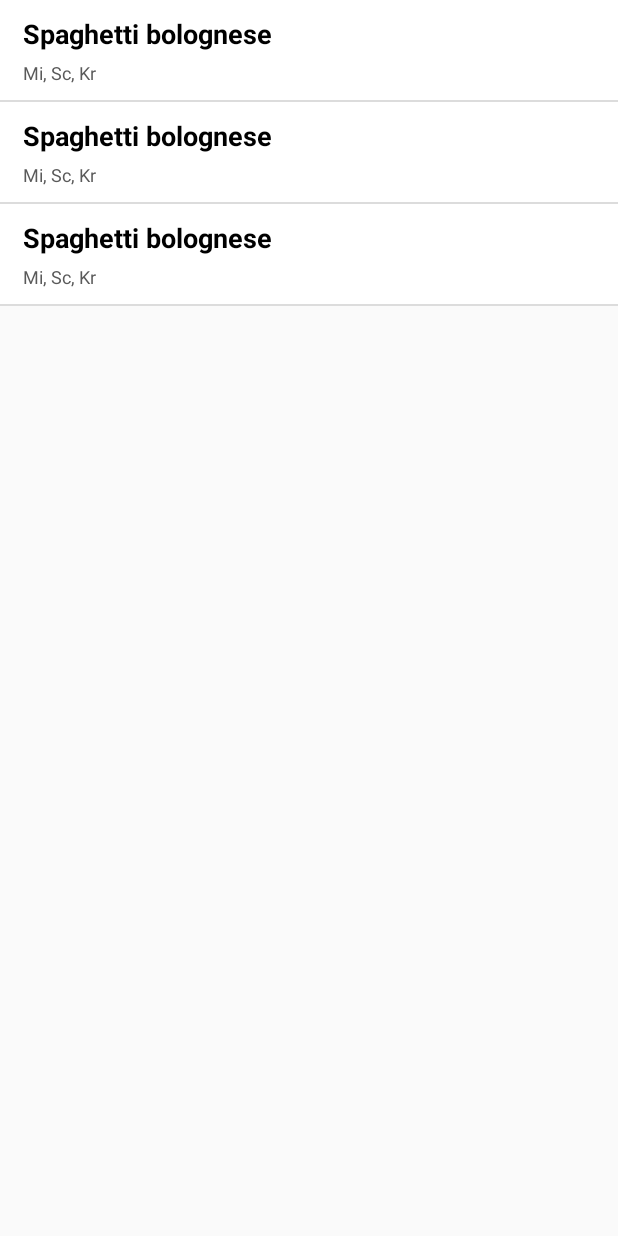
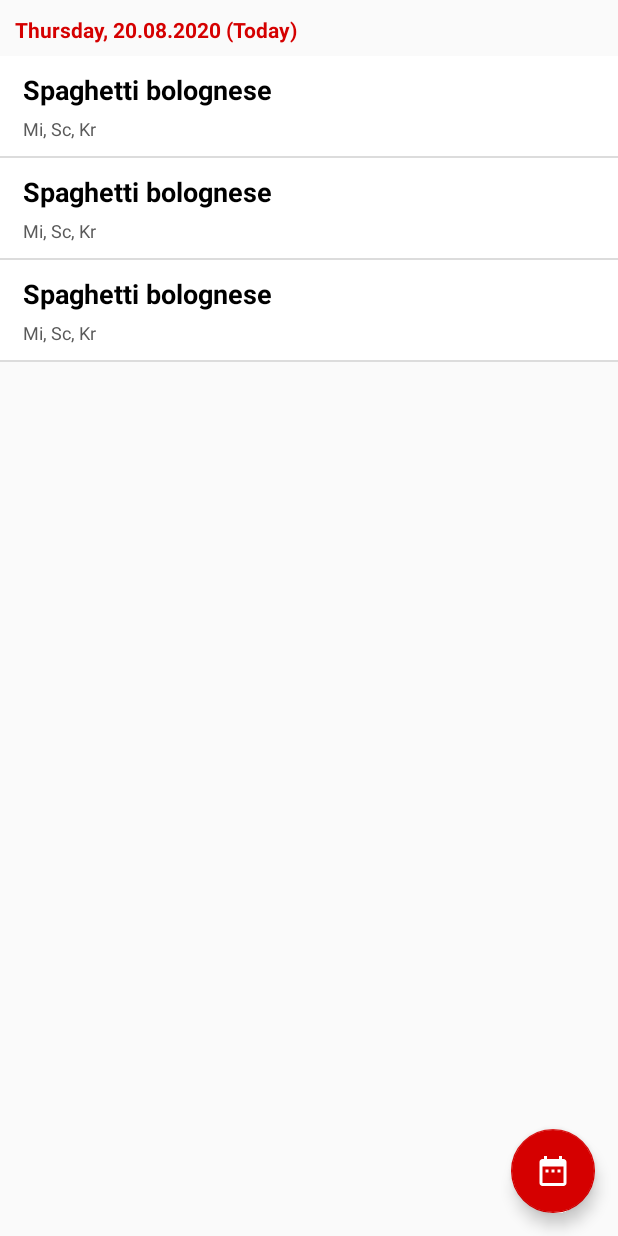
Before and after one commit to flodt/campus-eater, an Android app: the layout activity_menu_list.xml on its own in the app's theme, with its tools: preview values and no code run, on a phone screen of 412 x 824 dp. Run offline under Robolectric (Android 15) with nearby library versions, the phone set to English and light mode, and no system bars; network calls fail.

Commit message:
add SwipeRefreshLayout, floating action button and date

```diff
--- /dev/null
+++ b/app/src/main/res/drawable/ic_date.xml
@@ -0,0 +1,5 @@
+<vector android:height="24dp" android:tint="#FFFFFF"
+    android:viewportHeight="24.0" android:viewportWidth="24.0"
+    android:width="24dp" xmlns:android="http://schemas.android.com/apk/res/android">
+    <path android:fillColor="#FF000000" android:pathData="M9,11L7,11v2h2v-2zM13,11h-2v2h2v-2zM17,11h-2v2h2v-2zM19,4h-1L18,2h-2v2L8,4L8,2L6,2v2L5,4c-1.11,0 -1.99,0.9 -1.99,2L3,20c0,1.1 0.89,2 2,2h14c1.1,0 2,-0.9 2,-2L21,6c0,-1.1 -0.9,-2 -2,-2zM19,20L5,20L5,9h14v11z"/>
+</vector>
--- a/app/src/main/res/layout/activity_menu_list.xml
+++ b/app/src/main/res/layout/activity_menu_list.xml
@@ -2,18 +2,48 @@
 <androidx.constraintlayout.widget.ConstraintLayout
         xmlns:android="http://schemas.android.com/apk/res/android"
         xmlns:tools="http://schemas.android.com/tools"
-        xmlns:app="http://schemas.android.com/apk/res-auto"
         android:layout_width="match_parent"
-        android:layout_height="match_parent"
+        android:layout_height="match_parent" xmlns:app="http://schemas.android.com/apk/res-auto"
         tools:context=".activities.MenuListActivity">
 
-    <ListView
+    <TextView
+            android:layout_width="wrap_content"
+            android:layout_height="wrap_content"
+            android:id="@+id/menu_list_date"
+            android:text="Thursday, 20.08.2020 (Today)"
+            android:textStyle="bold"
+            android:textColor="@color/colorAccent"
+            android:layout_marginStart="10dp"
+            android:layout_marginTop="10dp"
+            app:layout_constraintTop_toTopOf="parent"
+            app:layout_constraintLeft_toLeftOf="parent"
+            app:layout_constraintBottom_toTopOf="@id/menu_list_swipe_refresh"
+    />
+
+    <androidx.swiperefreshlayout.widget.SwipeRefreshLayout
             android:layout_width="match_parent"
-            android:layout_height="match_parent"
-            android:id="@+id/food_list"
-            tools:listitem="@layout/food_list_item"
+            android:layout_height="0dp"
+            android:id="@+id/menu_list_swipe_refresh"
+            app:layout_constraintTop_toBottomOf="@id/menu_list_date"
+            app:layout_constraintBottom_toBottomOf="parent"
+            android:layout_marginTop="8dp"
     >
+        <ListView
+                android:layout_width="match_parent"
+                android:layout_height="match_parent"
+                android:id="@+id/food_list"
+                tools:listitem="@layout/food_list_item"
+        />
+    </androidx.swiperefreshlayout.widget.SwipeRefreshLayout>
 
-    </ListView>
-
+    <com.google.android.material.floatingactionbutton.FloatingActionButton
+            android:layout_width="wrap_content"
+            android:layout_height="wrap_content"
+            android:id="@+id/menu_list_fab_date"
+            app:layout_constraintRight_toRightOf="parent"
+            app:layout_constraintBottom_toBottomOf="parent"
+            android:layout_marginEnd="15dp"
+            android:layout_marginBottom="15dp"
+            android:src="@drawable/ic_date"
+    />
 </androidx.constraintlayout.widget.ConstraintLayout>
```
Also changed, not shown: app/src/main/java/de/schmidt/campus/activities/MenuListActivity.kt (+33 -8 lines).
